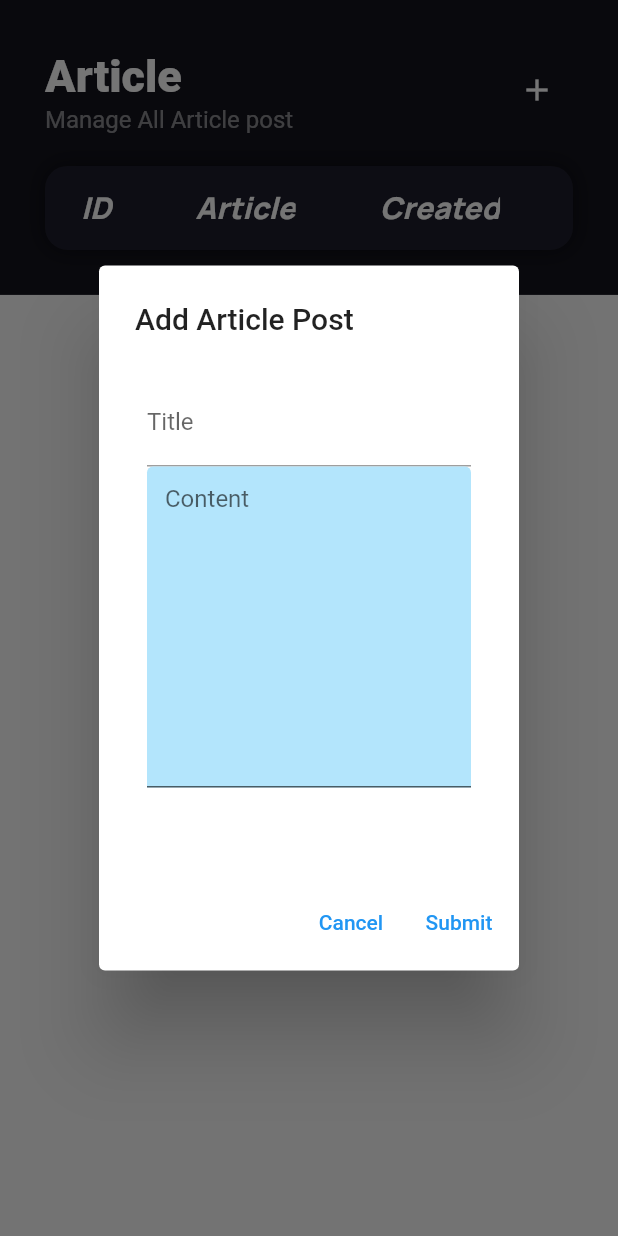
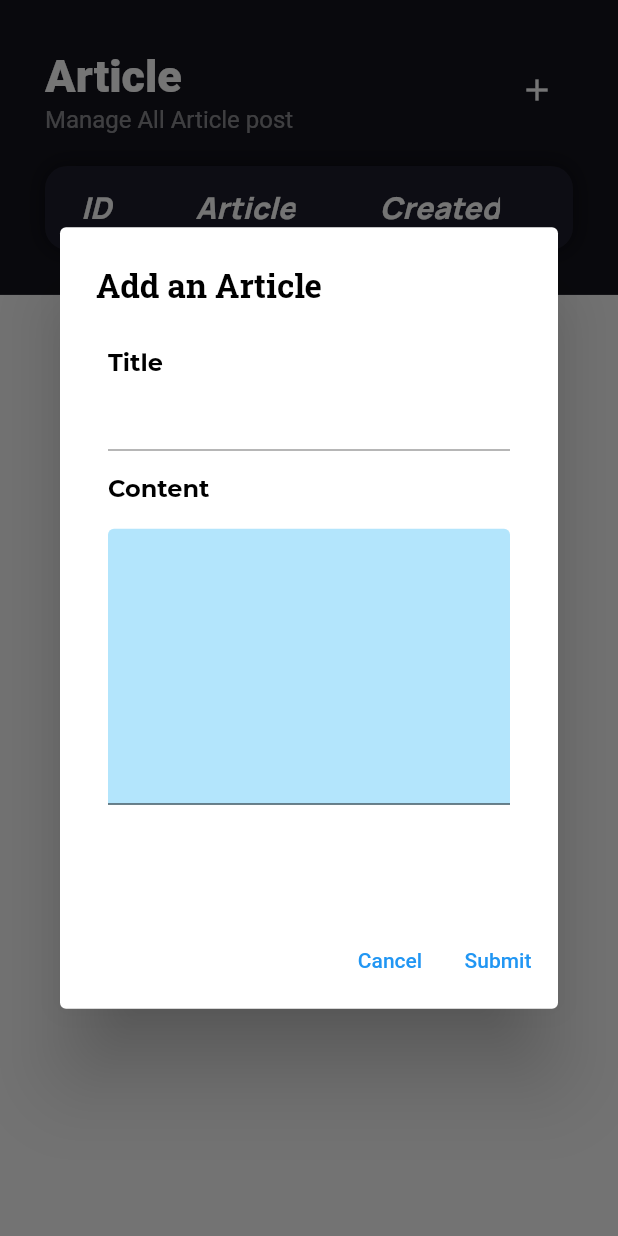
Before and after one commit to thuhien137200/adminIPA, a Flutter app: the ArticleScreen screen opened directly, after a tap on the "add" icon, on a phone screen of 412 x 824 dp. Run offline on Flutter 3.47's test engine with Material 2 defaults, Android fonts, the light colour scheme and no system bars; our stand-ins replace cloud_firestore, firebase_auth, firebase_core, fl_chart, flutter_svg, flutter_switch and 2 more; accounts and stored records are empty; Roboto replaces fonts that are missing (Poppins); statements that could not run were skipped.

Commit message:
update box add article ui

```diff
--- a/lib/screens/article/article_screen.dart
+++ b/lib/screens/article/article_screen.dart
@@ -79,26 +79,51 @@ class _ArticleScreenState extends State<ArticleScreen> {
 
                   return AlertDialog(
                     scrollable: true,
-                    title: Text('Add Article Post'),
+                    title: Text(
+                      'Add an Article',
+                      style: AppFonts.headStyle,
+                    ),
                     content: Padding(
                       padding: const EdgeInsets.all(8.0),
                       child: Form(
                         child: Column(
                           children: <Widget>[
-                            TextFormField(
+                            Row(
+                                mainAxisAlignment: MainAxisAlignment.start,
+                                children: [
+                                  Text(
+                                    'Title',
+                                    style: AppFonts.title,
+                                  ),
+                                ]),
+                            Container(
+                              width: 500,
+                              padding: EdgeInsets.only(bottom: 16),
+                              child: TextFormField(
                                 decoration: InputDecoration(
-                                labelText: 'Title',
+                                  fillColor: Colors.lightBlue[100],
                                   //icon: Icon(Icons.account_box),
                                 ),
+                                style: AppFonts.content,
                                 controller: titleController,
                               ),
+                            ),
+                            Row(
+                                mainAxisAlignment: MainAxisAlignment.start,
+                                children: [
+                                  Text(
+                                    'Content',
+                                    style: AppFonts.title,
+                                  ),
+                                ]),
                             Container(
+                              padding: EdgeInsets.only(top: 16),
                               height: 10 * 24.0,
                               child: TextField(
                                 controller: contentController,
                                 maxLines: 10,
+                                style: AppFonts.content,
                                 decoration: InputDecoration(
-                                  hintText: "Content",
                                   fillColor: Colors.lightBlue[100],
                                   filled: true,
                                 ),
@@ -107,7 +132,6 @@ class _ArticleScreenState extends State<ArticleScreen> {
                                 },
                               ),
                             ),
-
                           ],
                         ),
                       ),
@@ -120,8 +144,7 @@ class _ArticleScreenState extends State<ArticleScreen> {
                       TextButton(
                           child: Text("Submit"),
                           onPressed: () {
-                             articlePost =
-                                ArticlePost(
+                            ArticlePost articlePost = ArticlePost(
                               null,
                               titleController.text,
                               DateTime.now(),
@@ -131,20 +154,14 @@ class _ArticleScreenState extends State<ArticleScreen> {
                               null,
                             );
                             print(articlePost.toString());
-                            // experiencePost.setContent(contentController.text);
-                            // experiencePost.setTitle(titleController.text);
-                            // experiencePost.setCreated_at(DateTime.now());
-                            // ExperiencePost.fromJson(
-                            //     jsonDecode(jsonEncode(experiencePost)));
                             DatabaseService().addArticle(articlePost);
+
                             Navigator.pop(context);
                           })
                     ],
                   );
                 });
-            setState(() {
-              print('hehehe');
-            });
+
           },
           icon: Icon(
             Icons.add,
--- a/lib/style/style.dart
+++ b/lib/style/style.dart
@@ -1,4 +1,5 @@
 import 'package:flutter/material.dart';
+import 'package:google_fonts/google_fonts.dart';
 
 import 'colors.dart';
 
@@ -29,3 +30,43 @@ class PrimaryText extends StatelessWidget {
         ),);
   }
 }
+
+class AppFonts {
+  static TextStyle content = GoogleFonts.ubuntu(
+    fontSize: 14,
+    color: Colors.grey[900],
+    fontWeight: FontWeight.normal,
+  );
+  static TextStyle title = GoogleFonts.montserrat(
+    fontSize: 16,
+    color: Colors.black,
+    fontWeight: FontWeight.bold,
+  );
+
+  static TextStyle interestTag = GoogleFonts.ubuntu(
+    color: Colors.lightBlue,
+    fontSize: 12,
+    fontWeight: FontWeight.w500,
+  );
+
+  static TextStyle description = GoogleFonts.catamaran(
+    fontSize: 14,
+    color: Colors.grey[900],
+    fontWeight: FontWeight.normal,
+  );
+  static TextStyle author = GoogleFonts.catamaran(
+    fontSize: 12,
+    color: Colors.grey[900],
+    fontWeight: FontWeight.normal,
+  );
+  static TextStyle category = GoogleFonts.roboto(
+    fontSize: 14,
+    color: Colors.black,
+    fontWeight: FontWeight.normal,
+  );
+  static TextStyle headStyle = GoogleFonts.robotoSlab(
+    fontSize: 22,
+    color: Colors.black,
+    fontWeight: FontWeight.bold,
+  );
+}
--- a/pubspec.yaml
+++ b/pubspec.yaml
@@ -43,6 +43,7 @@ dependencies:
   flutter_svg: ^0.22.0
   fl_chart: ^0.35.0
   fluttertoast: ^8.1.1
+  google_fonts: ^3.0.1
 
 dev_dependencies:
   flutter_test:
```
Also changed, not shown: pubspec.lock, 1 other file. Lines whose indentation alone changed are shown as unchanged.
